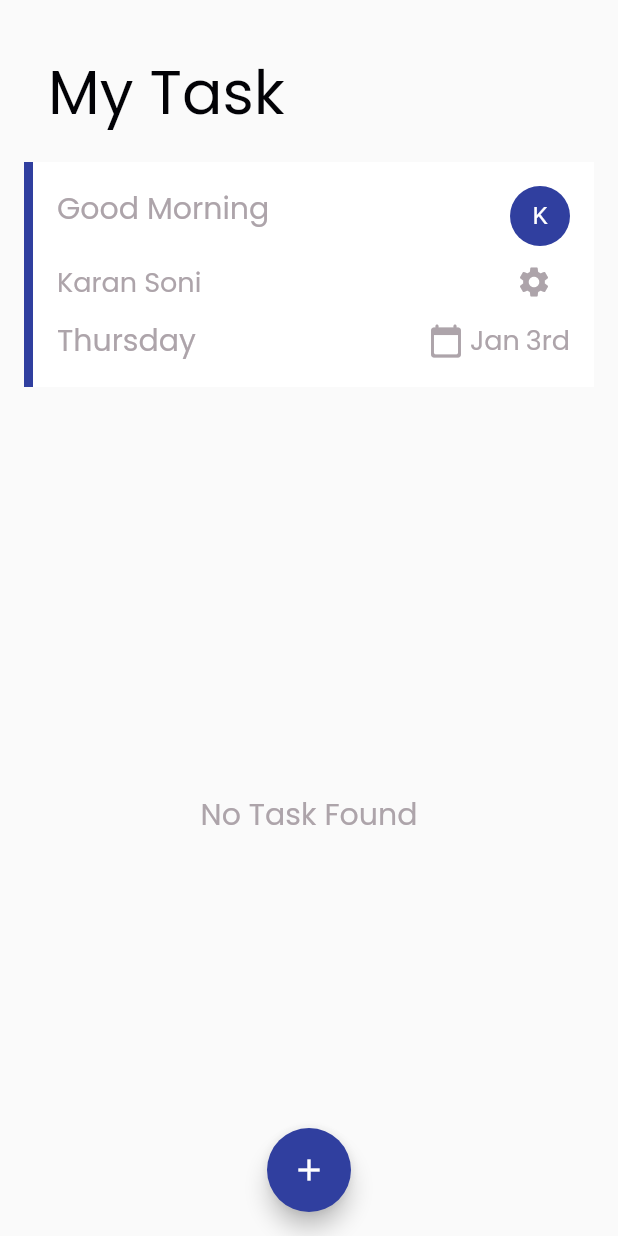
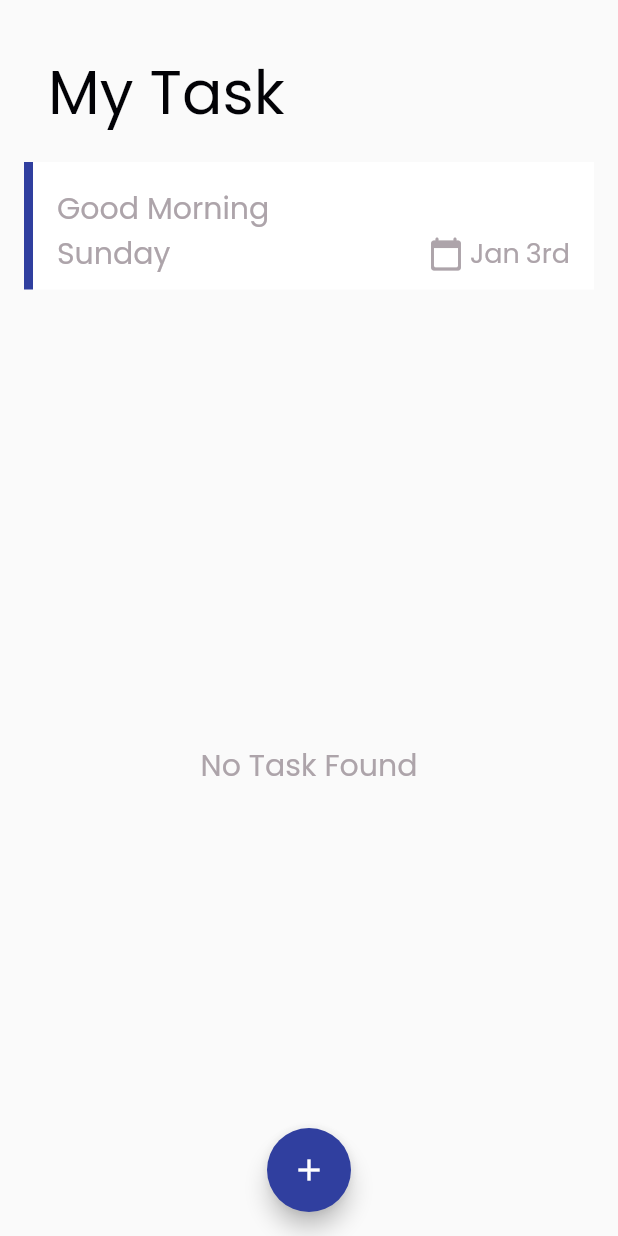
Before and after one commit to skaran921/my_todo_list, a Flutter app: the screen it shows after launch, on a phone screen of 412 x 824 dp. Run offline on Flutter 3.47's test engine with Material 2 defaults, Android fonts, the phone set to English and light mode, and no system bars; our stand-ins replace get, google_fonts, lottie, sqflite; accounts and stored records are empty.

```diff
--- a/lib/controller/TodoController.dart
+++ b/lib/controller/TodoController.dart
@@ -46,7 +46,9 @@ class TodoController extends GetxController {
   }
 
   //delete todo
-  deleteTodo(int index) {
+  deleteTodo(int id, int index) async {
+    var dbHelper = DBHelper();
+    await dbHelper.deleteTodo(id);
     todos.removeAt(index);
   }
 
--- a/lib/model/DBHelper.dart
+++ b/lib/model/DBHelper.dart
@@ -67,4 +67,10 @@ class DBHelper {
     return await myDB.update("TODO", todo.toMap(),
         where: 'TODO_ID = ?', whereArgs: [todo.id]);
   }
+
+  // DELETE todo
+  Future<int> deleteTodo(int todoId) async {
+    Database myDB = await db;
+    return await myDB.delete("TODO", where: 'TODO_ID=?', whereArgs: [todoId]);
+  }
 }
--- a/lib/utils/customDateTime.dart
+++ b/lib/utils/customDateTime.dart
@@ -26,6 +26,16 @@ const List<String> monthNameList = [
   "October",
   "November",
   "December",
+];
+
+const List<String> dayNames = [
+  "Monday",
+  "Tuesday",
+  "Wednesday",
+  "Thursday",
+  "Friday",
+  "Saturday",
+  "Sunday",
 ];
 
 class CustomDateTime {
@@ -76,4 +86,19 @@ class CustomDateTime {
 
   String get getDateString =>
       "${this.getDayString}-${this.getMonthString}-${this.getYearString}";
+
+  int get getWeekDay => dateTime.weekday;
+  String get dayName => dayNames[dateTime.weekday - 1];
+
+  String getDayWish() {
+    if (dateTime.hour > 3 && dateTime.hour < 12) {
+      return "Good Morning";
+    } else if (dateTime.hour >= 12 && dateTime.hour < 5) {
+      return "Good Afternoon";
+    } else if (dateTime.hour >= 5 && dateTime.hour >= 8) {
+      return "Good Evening";
+    } else {
+      return "Good Night";
+    }
+  }
 }
--- a/lib/view/home_page.dart
+++ b/lib/view/home_page.dart
@@ -4,7 +4,7 @@ import 'package:my_todo_list/controller/TodoController.dart';
 import 'package:my_todo_list/utils/config.dart';
 import 'package:my_todo_list/utils/customDateTime.dart';
 import 'package:my_todo_list/widgets/AddTodo.dart';
-import 'package:my_todo_list/widgets/CustomCircleAvatar.dart';
+// import 'package:my_todo_list/widgets/CustomCircleAvatar.dart';
 import 'package:my_todo_list/widgets/CustomHeader.dart';
 import 'package:my_todo_list/widgets/CustomIcon.dart';
 import 'package:my_todo_list/widgets/CustomScaffold.dart';
@@ -14,8 +14,10 @@ import 'package:my_todo_list/widgets/TodoListTile.dart';
 class HomePage extends StatelessWidget {
   final _dateTime = DateTime.now();
   final _todoController = Get.put<TodoController>(TodoController());
+
   @override
   Widget build(BuildContext context) {
+    var dayWish = CustomDateTime(_dateTime).getDayWish();
     return CustomScaffold(
       floatingActionButton: FloatingActionButton(
         backgroundColor: Config.indigo,
@@ -36,7 +38,8 @@ class HomePage extends StatelessWidget {
             padding: const EdgeInsets.only(
                 left: 16.0, right: 16.0, top: 16.0, bottom: 2.0),
             width: double.infinity,
-            height: 150.0,
+            // height: 150.0,
+            height: 85.0,
             decoration: BoxDecoration(
               color: Config.white,
               // borderRadius: BorderRadius.circular(6.0),
@@ -49,37 +52,41 @@ class HomePage extends StatelessWidget {
                   crossAxisAlignment: CrossAxisAlignment.start,
                   children: [
                     CustomText(
-                      "Good Morning",
+                      dayWish ?? '',
                       fontSize: 20.0,
                       fontColor: Config.grayWhite,
                     ),
-                    CustomCircleAvatar(
-                      text: "K",
-                    )
+
+                    //TODO: come here to fix circle avatar text
+                    // CustomCircleAvatar(
+                    //   text: "K",
+                    // )
                   ],
                 ),
-                Row(
-                  mainAxisAlignment: MainAxisAlignment.spaceBetween,
-                  children: [
-                    CustomText(
-                      "Karan Soni",
-                      fontSize: 18.0,
-                      fontColor: Config.grayWhite,
-                    ),
-                    IconButton(
-                        icon: Icon(
-                          Icons.settings,
-                          color: Config.grayWhite,
-                        ),
-                        onPressed: () {})
-                  ],
-                ),
+                //TODO: come here to fix this below row value
+
+                // Row(
+                //   mainAxisAlignment: MainAxisAlignment.spaceBetween,
+                //   children: [
+                //     CustomText(
+                //       "Karan Soni",
+                //       fontSize: 18.0,
+                //       fontColor: Config.grayWhite,
+                //     ),
+                //     IconButton(
+                //         icon: Icon(
+                //           Icons.settings,
+                //           color: Config.grayWhite,
+                //         ),
+                //         onPressed: () {})
+                //   ],
+                // ),
                 Row(
                   mainAxisAlignment: MainAxisAlignment.spaceBetween,
                   crossAxisAlignment: CrossAxisAlignment.center,
                   children: [
                     CustomText(
-                      "Thursday",
+                      "${CustomDateTime(_dateTime).dayName}",
                       fontSize: 20.0,
                       fontColor: Config.grayWhite,
                     ),
--- a/lib/widgets/TodoListTile.dart
+++ b/lib/widgets/TodoListTile.dart
@@ -1,8 +1,10 @@
 import 'package:flutter/material.dart';
 import 'package:get/get.dart';
+import 'package:my_todo_list/controller/TodoController.dart';
 import 'package:my_todo_list/model/Todo.dart';
 import 'package:my_todo_list/utils/config.dart';
 import 'package:my_todo_list/view/update_todo.dart';
+import 'package:my_todo_list/widgets/Alerts.dart';
 import 'package:my_todo_list/widgets/CustomIcon.dart';
 import 'package:my_todo_list/widgets/CustomText.dart';
 
@@ -68,6 +70,10 @@ class TodoListTile extends StatelessWidget {
                   ));
                   break;
                 case "delete":
+                  Alerts.confirmAlertBox(onConfirm: () async {
+                    await Get.find<TodoController>().deleteTodo(todo.id, index);
+                    Get.close(1);
+                  });
                   break;
                 default:
                   return;
```
Also changed, not shown: lib/view/update_todo.dart (+25 -6 lines), lib/widgets/AddTodo.dart (+2 -7 lines), lib/widgets/Alerts.dart (+34 -0 lines).
